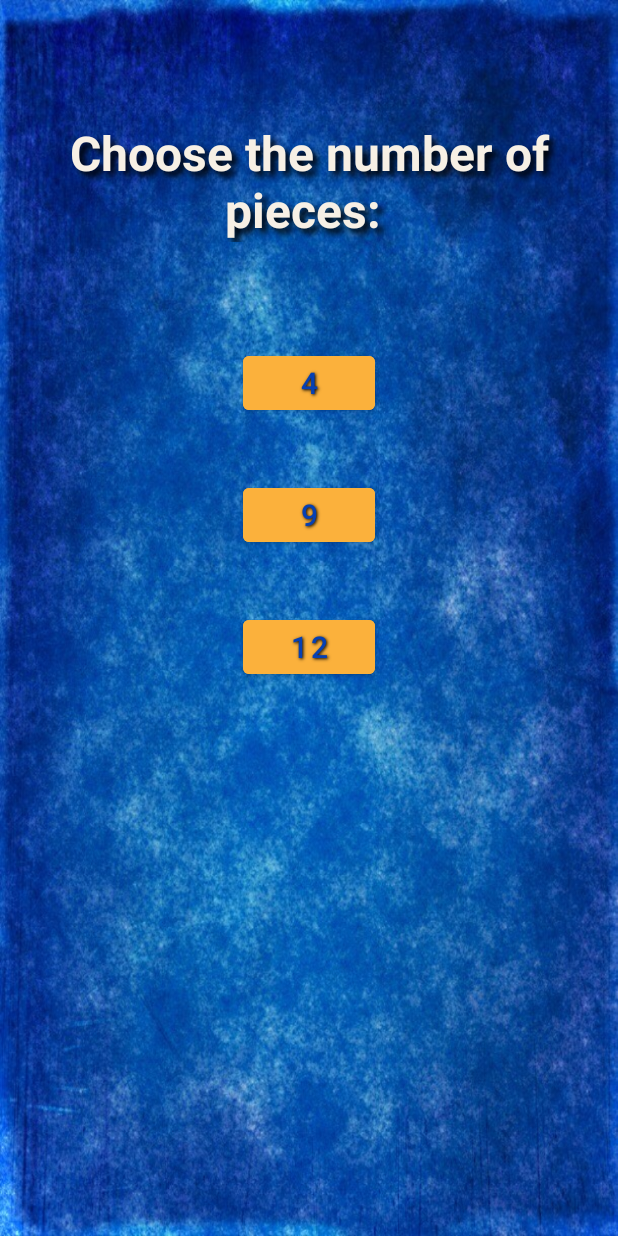
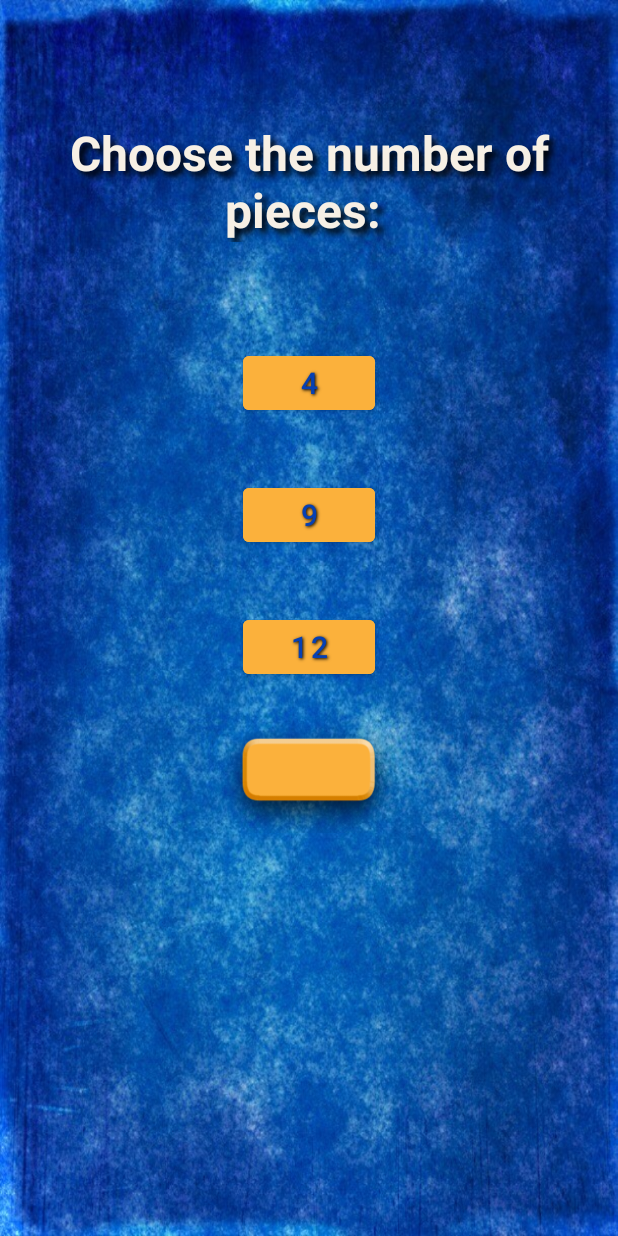
Before and after one commit to SantaKolosovska/KidsPuzzle, an Android app: the ComplexityActivity screen opened directly, with no data from a screen before it, on a phone screen of 412 x 824 dp. Run offline under Robolectric (Android 15) with nearby library versions, the phone set to English and light mode, and no system bars.

Commit message:
buttons added

```diff
--- a/app/src/main/res/layout/activity_complexity.xml
+++ b/app/src/main/res/layout/activity_complexity.xml
@@ -75,5 +75,14 @@
         android:shadowRadius="2"
         android:text="12" />
 
+    <ImageButton
+        android:layout_width="120dp"
+        android:layout_height="80dp"
+        android:background="@drawable/button_empty_yellow"
+        android:layout_gravity="center"
+
+        />
+
+
 
 </LinearLayout>
--- a/app/src/main/res/layout/activity_score.xml
+++ b/app/src/main/res/layout/activity_score.xml
@@ -14,7 +14,7 @@
         android:layout_marginTop="100dp"
         android:fontFamily="@font/montserrat_bold"
         android:gravity="center"
-        android:shadowColor="@color/aqua"
+        android:shadowColor="@color/teal"
         android:shadowDx="2"
         android:shadowDy="1"
         android:shadowRadius="2"
@@ -40,7 +40,7 @@
         app:layout_constraintStart_toStartOf="parent"
         app:layout_constraintTop_toBottomOf="@+id/congratulation_text"
         tools:ignore="UnknownId"
-        android:shadowColor="@color/aqua"
+        android:shadowColor="@color/teal"
         android:shadowDx="1"
         android:shadowDy="1"
         android:shadowRadius="2"/>
@@ -73,7 +73,7 @@
         app:layout_constraintTop_toBottomOf="@+id/your_time"
         android:textColor="@color/blue_dark1"
         android:textStyle="bold"
-        android:shadowColor="@color/aqua"
+        android:shadowColor="@color/teal"
         android:shadowDx="1"
         android:shadowDy="1"
         android:shadowRadius="2"/>
--- a/app/src/main/res/layout/activity_start.xml
+++ b/app/src/main/res/layout/activity_start.xml
@@ -40,7 +40,7 @@
         android:alpha="1"
         android:backgroundTint="@color/beige"
         android:onClick="startGame"
-        android:shadowColor="@color/aqua"
+        android:shadowColor="@color/teal"
         android:shadowDx="2"
         android:shadowDy="1"
         android:shadowRadius="2"
@@ -59,7 +59,7 @@
         android:alpha="0.9"
         android:backgroundTint="@color/beige"
         android:onClick="createUsername"
-        android:shadowColor="@color/aqua"
+        android:shadowColor="@color/teal"
         android:shadowDx="1"
         android:shadowDy="1"
         android:shadowRadius="2"
```
Also changed, not shown: app/src/main/res/drawable/button4.png (added), app/src/main/res/drawable/button_empty.png (added), app/src/main/res/drawable/button_empty_yellow.png (added), app/src/main/res/drawable/puzzle_bg_narrower_logo.jpg (added).
